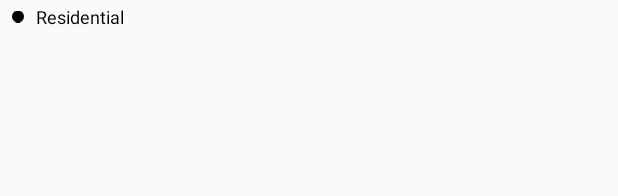
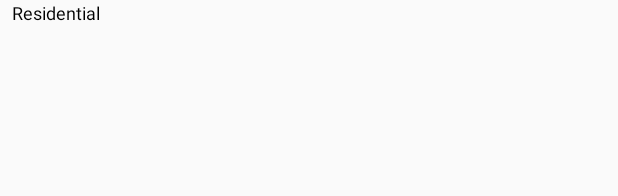
Before and after one commit to VdovinN/Venyoo, an Android app: the layout lead_detail_spinner_dropdown_item_layout.xml on its own in the app's theme, with its tools: preview values and no code run, on a phone screen of 412 x 824 dp. Shown: the top 196 px of the screen. Run offline under Robolectric (Android 15) with nearby library versions, the phone set to English and light mode, and no system bars.

Commit message:
base commit;

```diff
--- a/app/src/main/res/layout/lead_detail_layout.xml
+++ b/app/src/main/res/layout/lead_detail_layout.xml
@@ -88,6 +88,8 @@
                     android:orientation="horizontal">
 
                     <Spinner
+                        android:layout_marginStart="8dp"
+                        android:layout_marginLeft="8dp"
                         android:id="@+id/leadUserStatusSpinner"
                         android:layout_width="wrap_content"
                         android:layout_height="wrap_content"
--- a/app/src/main/res/layout/lead_detail_spinner_dropdown_item_layout.xml
+++ b/app/src/main/res/layout/lead_detail_spinner_dropdown_item_layout.xml
@@ -2,18 +2,8 @@
 <android.support.constraint.ConstraintLayout xmlns:android="http://schemas.android.com/apk/res/android"
     xmlns:app="http://schemas.android.com/apk/res-auto"
     android:layout_width="wrap_content"
-    android:layout_height="wrap_content">
-
-    <ImageView
-        android:id="@+id/imgDropDownMenuIcon"
-        android:layout_width="8dp"
-        android:layout_height="wrap_content"
-        android:layout_marginLeft="8dp"
-        android:layout_marginStart="8dp"
-        app:layout_constraintBottom_toBottomOf="parent"
-        app:layout_constraintStart_toStartOf="parent"
-        app:layout_constraintTop_toTopOf="parent"
-        app:srcCompat="@drawable/ic_record_button" />
+    android:layout_height="wrap_content"
+    xmlns:tools="http://schemas.android.com/tools">
 
     <TextView
         android:id="@+id/leadUserStatusTextView"
@@ -25,11 +15,10 @@
         android:paddingLeft="8dp"
         android:paddingRight="8dp"
         android:paddingStart="8dp"
-        android:text="Residential"
+        tools:text="Residential"
         android:textColor="@android:color/black"
         android:textSize="12sp"
         app:layout_constraintBottom_toBottomOf="parent"
-        app:layout_constraintStart_toEndOf="@id/imgDropDownMenuIcon"
         app:layout_constraintTop_toTopOf="parent" />
 
 </android.support.constraint.ConstraintLayout>
```
Also changed, not shown: app/src/main/java/com/app/venyoo/screens/lead/detail/LeadDetailActivity.kt (+6 -23 lines), app/src/main/java/com/app/venyoo/screens/lead/detail/adapter/LeadDetailSpinnerAdapter.kt (+12 -2 lines), app/src/main/res/layout/lead_detail_spinner_item_layout.xml (+0 -12 lines).
